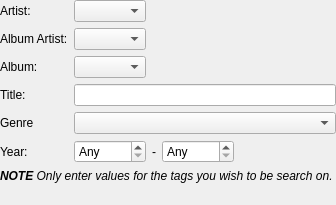
Above: dynamic/dynamicrule.ui from polpo/cantata-mac before the change. Below: the same form after it.
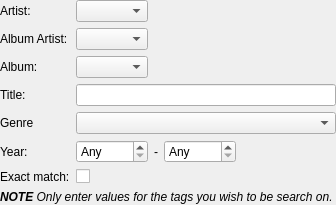
That is the form after the change. Custom widgets are drawn as their Qt base class.

Diff of the .ui file:
```diff
--- a/dynamic/dynamicrule.ui
+++ b/dynamic/dynamicrule.ui
@@ -141,6 +141,19 @@
        </item>
       </layout>
      </item>
+     <item row="6" column="0">
+      <widget class="QLabel" name="label_5x">
+       <property name="text">
+        <string>Exact match:</string>
+       </property>
+       <property name="buddy">
+        <cstring>exactCheck</cstring>
+       </property>
+      </widget>
+     </item>
+     <item row="6" column="1">
+      <widget class="QCheckBox" name="exactCheck"/>
+     </item>
     </layout>
    </item>
    <item>
```
